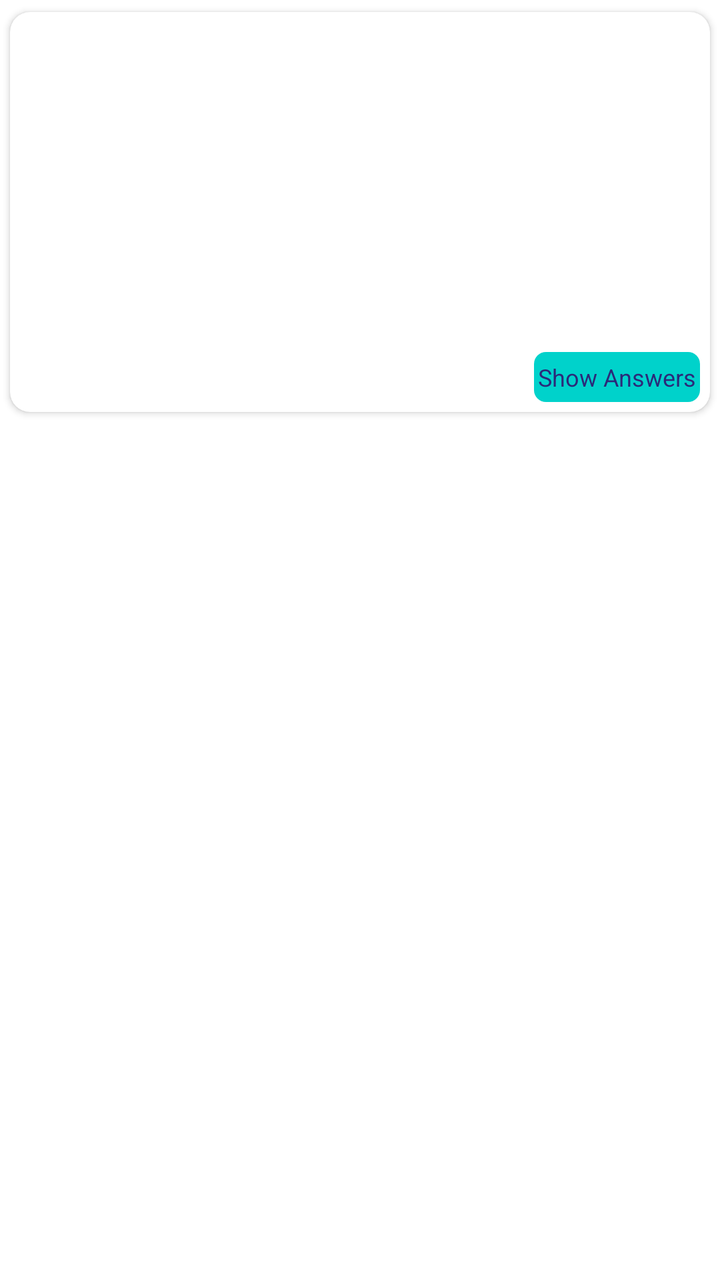
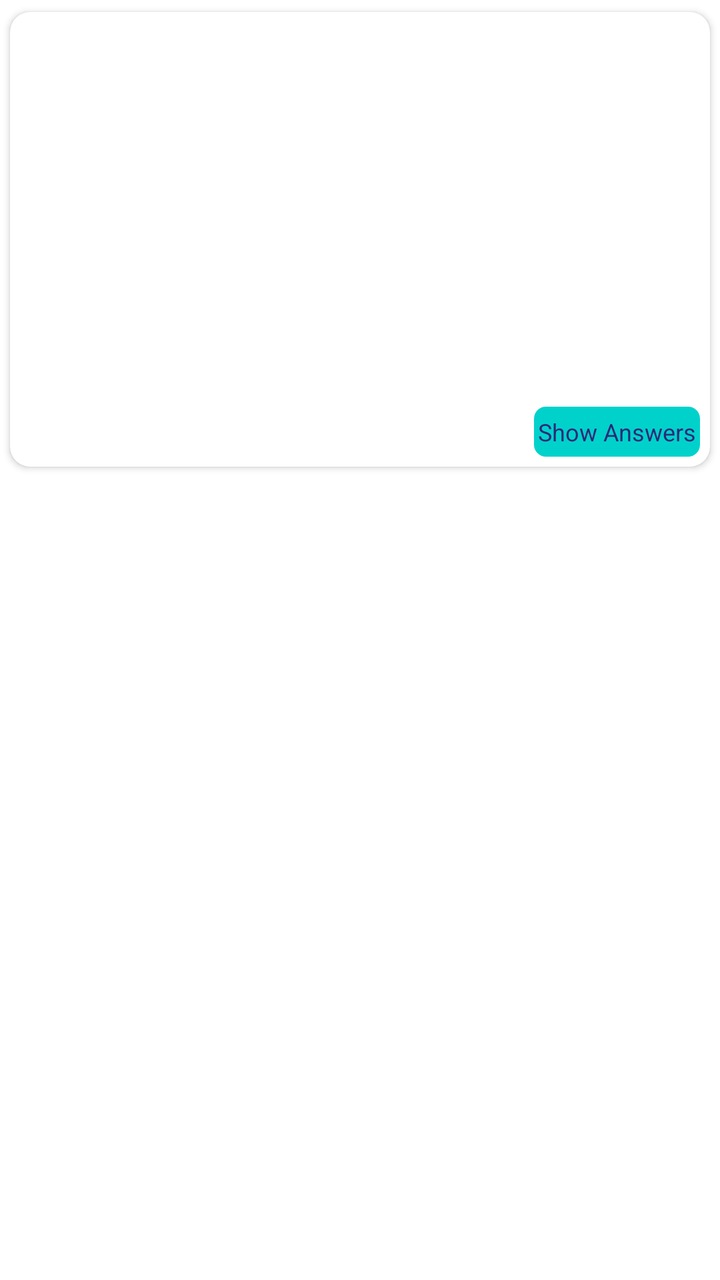

Before-and-after screenshots of an Android layout around one commit, followed by the original layout XML and the change that was made.
<!-- AndroidManifest.xml: application theme Theme.NewDesign -->
<!-- res/layout/item_layout_qanda.xml -->
<?xml version="1.0" encoding="utf-8"?>
<layout xmlns:android="http://schemas.android.com/apk/res/android"
        xmlns:app="http://schemas.android.com/apk/res-auto">

    <androidx.constraintlayout.widget.ConstraintLayout
            android:layout_width="match_parent"
            android:layout_height="wrap_content">

        <androidx.cardview.widget.CardView
                android:id="@+id/cardview"
                android:layout_width="match_parent"
                android:layout_height="wrap_content"
                app:cardCornerRadius="10dp"
                app:cardUseCompatPadding="true"
                app:layout_constraintEnd_toEndOf="parent"
                app:layout_constraintStart_toStartOf="parent"
                app:layout_constraintTop_toTopOf="parent">

            <androidx.constraintlayout.widget.ConstraintLayout
                    android:id="@+id/layput_services"
                    android:layout_width="match_parent"
                    android:layout_height="match_parent"
                    android:padding="5dp">

                <androidx.constraintlayout.widget.ConstraintLayout
                        android:id="@+id/layout_doctorsDetail"
                        android:layout_width="match_parent"
                        android:layout_height="wrap_content"
                        android:layout_marginTop="10dp"
                        android:layout_marginEnd="10dp"
                        android:layout_marginStart="10dp"
                        android:padding="@dimen/_5sdp"
                        app:layout_constraintEnd_toEndOf="parent"
                        app:layout_constraintStart_toStartOf="parent"
                        app:layout_constraintTop_toTopOf="parent">

                    <com.google.android.material.imageview.ShapeableImageView
                            android:id="@+id/iv_doctorProfile"
                            android:layout_width="80dp"
                            android:layout_height="80dp"
                            android:visibility="gone"
                            android:src="@drawable/ic_docspecialization"
                            app:layout_constraintStart_toStartOf="parent"
                            app:layout_constraintTop_toTopOf="parent" />

                    <androidx.appcompat.widget.AppCompatTextView
                            android:id="@+id/tv_patientname"
                            android:layout_width="0dp"
                            android:layout_height="wrap_content"
                            android:layout_marginStart="10dp"
                            android:fontFamily="@font/avenirltstd_roman"
                            android:gravity="start"
                            android:text=""
                            android:textColor="@color/black"
                            android:textSize="15sp"
                            android:layout_marginTop="10dp"
                            app:layout_constraintStart_toStartOf="parent"
                            app:layout_constraintTop_toTopOf="parent"
                            app:layout_constraintBottom_toBottomOf="@+id/iv_doctorProfile" />
                    <androidx.appcompat.widget.AppCompatTextView
                            android:id="@+id/tv_doctorName"
                            android:layout_width="0dp"
                            android:layout_height="wrap_content"
                            android:layout_marginStart="10dp"
                            android:fontFamily="@font/avenirltstd_roman"
                            android:gravity="start"
                            android:text="D"
                            android:visibility="gone"
                            android:textColor="@color/black"
                            android:textSize="15sp"
                            android:layout_marginTop="10dp"
                            app:layout_constraintStart_toStartOf="parent"
                            app:layout_constraintTop_toBottomOf="@+id/tv_patientname"
                             />
                    <androidx.appcompat.widget.AppCompatTextView
                            android:id="@+id/tv_specialistName"
                            android:layout_width="0dp"
                            android:layout_height="wrap_content"
                            android:layout_marginStart="10dp"
                            android:fontFamily="@font/avenirltstd_roman"
                            android:gravity="start"
                            android:text=""
                            android:textColor="@color/black"
                            android:textSize="15sp"
                            android:layout_marginTop="10dp"
                            app:layout_constraintStart_toStartOf="parent"
                            app:layout_constraintTop_toBottomOf="@+id/tv_doctorName"
                            />

                    <androidx.appcompat.widget.AppCompatTextView
                            android:id="@+id/tv_questions"
                            android:layout_width="0dp"
                            android:layout_height="wrap_content"
                            android:layout_marginStart="10dp"
                            android:layout_marginTop="5dp"
                            android:fontFamily="@font/avenirltstd_roman"
                            android:gravity="start"
                            android:padding="1dp"
                            android:text=""
                            android:textColor="@color/black"
                            android:textSize="15sp"
                            app:layout_constraintStart_toStartOf="parent"
                            android:layout_marginEnd="@dimen/_10sdp"
                            app:layout_constraintTop_toBottomOf="@+id/tv_specialistName" />
                    <androidx.appcompat.widget.AppCompatTextView
                            android:id="@+id/tv_Age"
                            android:layout_width="0dp"
                            android:layout_height="wrap_content"
                            android:layout_marginStart="10dp"
                            android:layout_marginTop="5dp"
                            android:fontFamily="@font/avenirltstd_roman"
                            android:gravity="start"
                            android:padding="1dp"
                            android:textColor="@color/black"
                            android:textSize="15sp"
                            app:layout_constraintStart_toStartOf="parent"
                            android:layout_marginEnd="@dimen/_10sdp"
                            app:layout_constraintTop_toBottomOf="@+id/tv_questions" />
                    <androidx.appcompat.widget.AppCompatTextView
                            android:id="@+id/tv_Chronic_disease"
                            android:layout_width="0dp"
                            android:layout_height="wrap_content"
                            android:layout_marginStart="10dp"
                            android:layout_marginTop="5dp"
                            android:fontFamily="@font/avenirltstd_roman"
                            android:gravity="start"
                            android:padding="1dp"
                            android:textColor="@color/black"
                            android:textSize="15sp"
                            app:layout_constraintStart_toStartOf="parent"
                            android:layout_marginEnd="@dimen/_10sdp"
                            app:layout_constraintTop_toBottomOf="@+id/tv_Age" />
                    <androidx.appcompat.widget.AppCompatTextView
                            android:id="@+id/tv_PrevSurgery"
                            android:layout_width="0dp"
                            android:layout_height="wrap_content"
                            android:layout_marginStart="10dp"
                            android:layout_marginTop="5dp"
                            android:fontFamily="@font/avenirltstd_roman"
                            android:gravity="start"
                            android:padding="1dp"
                            android:textColor="@color/black"
                            android:textSize="15sp"
                            app:layout_constraintStart_toStartOf="parent"
                            android:layout_marginEnd="@dimen/_10sdp"
                            app:layout_constraintTop_toBottomOf="@+id/tv_Chronic_disease" />

                </androidx.constraintlayout.widget.ConstraintLayout>
                <TextView
                        android:id="@+id/tv_Book"
                        android:layout_width="wrap_content"
                        android:layout_height="25dp"
                        android:gravity="center"
                        android:padding="2dp"
                        android:layout_marginEnd="@dimen/_5sdp"
                        android:layout_marginBottom="@dimen/_5sdp"
                        android:background="@drawable/bg_button_green"
                        android:textSize="12sp"
                        android:layout_marginTop="@dimen/_5sdp"
                        android:text="@string/showanswers"
                        android:textColor="@color/blue"
                        app:layout_constraintBottom_toBottomOf="parent"
                        app:layout_constraintTop_toBottomOf="@+id/layout_doctorsDetail"
                        app:layout_constraintEnd_toEndOf="parent"
                        />

            </androidx.constraintlayout.widget.ConstraintLayout>
        </androidx.cardview.widget.CardView>


    </androidx.constraintlayout.widget.ConstraintLayout>

</layout>
<!-- resources referenced by this layout -->
<resources>
  <color name="black">#FF000000</color>
  <color name="blue">#2B2979</color>
  <!-- drawable bg_button_green (drawable) -->
  <?xml version="1.0" encoding="utf-8"?>
  <shape xmlns:android="http://schemas.android.com/apk/res/android"
      android:shape="rectangle"
      >
  
      <solid android:color="@color/green"/>
      <corners android:radius="6dp"/>
  </shape>
  <!-- drawable ic_docspecialization: png bitmap (drawable, 7701 bytes) -->
  <string name="showanswers">Show Answers</string>
  <style name="Theme.NewDesign" parent="Theme.MaterialComponents.Light.NoActionBar">
          
          <item name="colorPrimary">@color/purple_500</item>
          <item name="colorPrimaryVariant">@color/purple_700</item>
          <item name="colorOnPrimary">@color/white</item>
          
          <item name="colorSecondary">#0639BA</item>
          <item name="colorSecondaryVariant">@color/teal_700</item>
          <item name="colorOnSecondary">@color/black</item>
          
          <item name="android:statusBarColor">?attr/colorPrimaryVariant</item>
          
      </style>
  <color name="green">#00D2CB</color>
  <color name="purple_500">#AEB3BE</color>
  <color name="purple_700">#FF3700B3</color>
  <color name="white">#FFFFFFFF</color>
  <color name="teal_700">#FF018786</color>
</resources>

<!-- the commit's change to res/layout/item_layout_qanda.xml (unified diff, before → after) -->
@@ -144,6 +144,19 @@
                             app:layout_constraintStart_toStartOf="parent"
                             android:layout_marginEnd="@dimen/_10sdp"
                             app:layout_constraintTop_toBottomOf="@+id/tv_Chronic_disease" />
+                    <androidx.appcompat.widget.AppCompatTextView
+                            android:id="@+id/tv_date"
+                            android:layout_width="0dp"
+                            android:layout_height="wrap_content"
+                            android:layout_marginStart="10dp"
+                            android:layout_marginTop="5dp"
+                            android:gravity="start"
+                            android:padding="1dp"
+                            android:textColor="@color/black"
+                            android:textSize="15sp"
+                            app:layout_constraintStart_toStartOf="parent"
+                            android:layout_marginEnd="@dimen/_10sdp"
+                            app:layout_constraintTop_toBottomOf="@+id/tv_PrevSurgery" />
 
                 </androidx.constraintlayout.widget.ConstraintLayout>
                 <TextView
